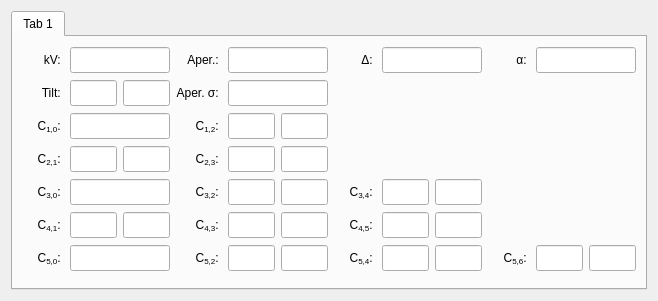
Before: the Qt Designer form src/gui/dialogs/settings/frames/fullaberrationframe.ui in JJPPeters/clTEM, drawn with Qt 5.
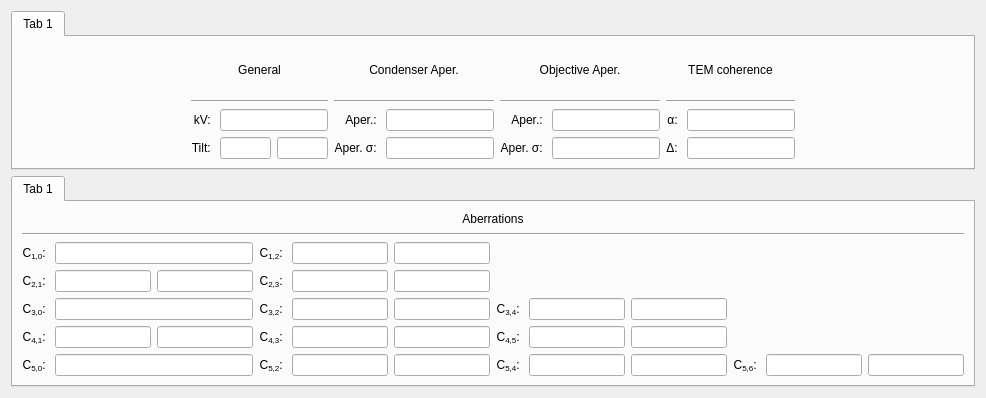
After: the same form once the commit is applied. Custom widgets are drawn as their Qt base class.

What changed in the file:
```diff
--- a/src/gui/dialogs/settings/frames/fullaberrationframe.ui
+++ b/src/gui/dialogs/settings/frames/fullaberrationframe.ui
@@ -6,8 +6,8 @@
    <rect>
     <x>0</x>
     <y>0</y>
-    <width>658</width>
-    <height>301</height>
+    <width>986</width>
+    <height>398</height>
    </rect>
   </property>
   <property name="windowTitle">
@@ -15,55 +15,24 @@
   </property>
   <layout class="QVBoxLayout" name="verticalLayout">
    <item>
-    <widget class="tabPanel" name="tabWidget">
+    <widget class="tabPanel" name="tabWidget_2">
      <property name="currentIndex">
       <number>0</number>
      </property>
-     <widget class="QWidget" name="tab">
+     <widget class="QWidget" name="tab_4">
       <attribute name="title">
        <string>Tab 1</string>
       </attribute>
-      <layout class="QGridLayout" name="gridLayout">
-       <item row="3" column="4">
-        <widget class="EditUnitsBox" name="edtC23Mag">
-         <property name="minimumSize">
-          <size>
-           <width>0</width>
-           <height>26</height>
-          </size>
-         </property>
-         <property name="maximumSize">
-          <size>
-           <width>47</width>
-           <height>16777215</height>
-          </size>
-         </property>
+      <layout class="QGridLayout" name="gridLayout_4">
+       <item row="2" column="5" colspan="2">
+        <widget class="EditUnitsBox" name="edtAperture">
          <property name="text">
           <string/>
          </property>
         </widget>
        </item>
-       <item row="2" column="1" colspan="2">
-        <widget class="EditUnitsBox" name="edtC10">
-         <property name="minimumSize">
-          <size>
-           <width>0</width>
-           <height>26</height>
-          </size>
-         </property>
-         <property name="maximumSize">
-          <size>
-           <width>100</width>
-           <height>16777215</height>
-          </size>
-         </property>
-         <property name="text">
-          <string/>
-         </property>
-        </widget>
-       </item>
-       <item row="0" column="0">
-        <widget class="QLabel" name="label_1">
+       <item row="2" column="1">
+        <widget class="QLabel" name="label_78">
          <property name="text">
           <string>kV: </string>
          </property>
@@ -72,18 +41,55 @@
          </property>
         </widget>
        </item>
-       <item row="0" column="3">
-        <widget class="QLabel" name="label_3">
+       <item row="2" column="11" colspan="2">
+        <widget class="EditUnitsBox" name="edtConverge">
          <property name="text">
-          <string>Aper.: </string>
+          <string/>
+         </property>
+        </widget>
+       </item>
+       <item row="3" column="7">
+        <widget class="QLabel" name="label_81">
+         <property name="text">
+          <string>Aper. σ: </string>
          </property>
          <property name="alignment">
           <set>Qt::AlignRight|Qt::AlignTrailing|Qt::AlignVCenter</set>
          </property>
         </widget>
        </item>
-       <item row="0" column="6">
-        <widget class="QLabel" name="label_4">
+       <item row="1" column="4" colspan="3">
+        <widget class="Line" name="line_14">
+         <property name="orientation">
+          <enum>Qt::Horizontal</enum>
+         </property>
+        </widget>
+       </item>
+       <item row="3" column="3">
+        <widget class="EditUnitsBox" name="edtBeamAzimuth">
+         <property name="sizePolicy">
+          <sizepolicy hsizetype="Ignored" vsizetype="Fixed">
+           <horstretch>0</horstretch>
+           <verstretch>0</verstretch>
+          </sizepolicy>
+         </property>
+         <property name="text">
+          <string/>
+         </property>
+        </widget>
+       </item>
+       <item row="0" column="7" colspan="3">
+        <widget class="QLabel" name="label_100">
+         <property name="text">
+          <string>Objective Aper.</string>
+         </property>
+         <property name="alignment">
+          <set>Qt::AlignCenter</set>
+         </property>
+        </widget>
+       </item>
+       <item row="3" column="10">
+        <widget class="QLabel" name="label_90">
          <property name="text">
           <string>Δ: </string>
          </property>
@@ -92,192 +98,247 @@
          </property>
         </widget>
        </item>
-       <item row="0" column="7" colspan="2">
+       <item row="3" column="5" colspan="2">
+        <widget class="EditUnitsBox" name="edtApertureSmooth">
+         <property name="text">
+          <string/>
+         </property>
+        </widget>
+       </item>
+       <item row="2" column="8" colspan="2">
+        <widget class="EditUnitsBox" name="edtAperture_8">
+         <property name="text">
+          <string/>
+         </property>
+        </widget>
+       </item>
+       <item row="3" column="11" colspan="2">
         <widget class="EditUnitsBox" name="edtDefocusSpread">
-         <property name="minimumSize">
-          <size>
-           <width>100</width>
-           <height>26</height>
-          </size>
-         </property>
-         <property name="maximumSize">
-          <size>
-           <width>100</width>
-           <height>16777215</height>
-          </size>
-         </property>
          <property name="text">
           <string/>
          </property>
         </widget>
        </item>
-       <item row="0" column="4" colspan="2">
-        <widget class="EditUnitsBox" name="edtAperture">
-         <property name="minimumSize">
-          <size>
-           <width>100</width>
-           <height>26</height>
-          </size>
+       <item row="3" column="2">
+        <widget class="EditUnitsBox" name="edtBeamTilt">
+         <property name="sizePolicy">
+          <sizepolicy hsizetype="Ignored" vsizetype="Fixed">
+           <horstretch>0</horstretch>
+           <verstretch>0</verstretch>
+          </sizepolicy>
          </property>
-         <property name="maximumSize">
-          <size>
-           <width>100</width>
-           <height>16777215</height>
-          </size>
-         </property>
          <property name="text">
           <string/>
          </property>
         </widget>
        </item>
-       <item row="2" column="3">
-        <widget class="QLabel" name="label_6">
-         <property name="text">
-          <string>C&lt;sub&gt;1,2&lt;/sub&gt;: </string>
-         </property>
-         <property name="alignment">
-          <set>Qt::AlignRight|Qt::AlignTrailing|Qt::AlignVCenter</set>
-         </property>
-        </widget>
-       </item>
-       <item row="3" column="1">
-        <widget class="EditUnitsBox" name="edtC21Mag">
-         <property name="minimumSize">
-          <size>
-           <width>0</width>
-           <height>26</height>
-          </size>
-         </property>
-         <property name="maximumSize">
-          <size>
-           <width>47</width>
-           <height>16777215</height>
-          </size>
-         </property>
-         <property name="text">
-          <string/>
-         </property>
-        </widget>
-       </item>
-       <item row="0" column="10" colspan="2">
-        <widget class="EditUnitsBox" name="edtConverge">
-         <property name="minimumSize">
-          <size>
-           <width>100</width>
-           <height>26</height>
-          </size>
-         </property>
-         <property name="maximumSize">
-          <size>
-           <width>100</width>
-           <height>16777215</height>
-          </size>
-         </property>
-         <property name="text">
-          <string/>
-         </property>
-        </widget>
-       </item>
-       <item row="2" column="0">
-        <widget class="QLabel" name="label_2">
-         <property name="text">
-          <string>C&lt;sub&gt;1,0&lt;/sub&gt;: </string>
-         </property>
-         <property name="alignment">
-          <set>Qt::AlignRight|Qt::AlignTrailing|Qt::AlignVCenter</set>
-         </property>
-        </widget>
-       </item>
-       <item row="0" column="9">
-        <widget class="QLabel" name="label_5">
-         <property name="text">
-          <string>α: </string>
-         </property>
-         <property name="alignment">
-          <set>Qt::AlignRight|Qt::AlignTrailing|Qt::AlignVCenter</set>
-         </property>
-        </widget>
-       </item>
-       <item row="0" column="1" colspan="2">
+       <item row="2" column="2" colspan="2">
         <widget class="EditUnitsBox" name="edtVoltage">
-         <property name="minimumSize">
-          <size>
-           <width>100</width>
-           <height>26</height>
-          </size>
+         <property name="text">
+          <string/>
          </property>
-         <property name="maximumSize">
+        </widget>
+       </item>
+       <item row="0" column="1" colspan="3">
+        <widget class="QLabel" name="label_86">
+         <property name="text">
+          <string>General</string>
+         </property>
+         <property name="alignment">
+          <set>Qt::AlignCenter</set>
+         </property>
+        </widget>
+       </item>
+       <item row="2" column="0">
+        <spacer name="horizontalSpacer">
+         <property name="orientation">
+          <enum>Qt::Horizontal</enum>
+         </property>
+         <property name="sizeHint" stdset="0">
           <size>
-           <width>100</width>
-           <height>16777215</height>
+           <width>0</width>
+           <height>0</height>
           </size>
          </property>
+        </spacer>
+       </item>
+       <item row="3" column="8" colspan="2">
+        <widget class="EditUnitsBox" name="edtApertureSmooth_8">
          <property name="text">
           <string/>
          </property>
         </widget>
        </item>
+       <item row="2" column="7">
+        <widget class="QLabel" name="label_94">
+         <property name="text">
+          <string>Aper.: </string>
+         </property>
+         <property name="alignment">
+          <set>Qt::AlignRight|Qt::AlignTrailing|Qt::AlignVCenter</set>
+         </property>
+        </widget>
+       </item>
        <item row="2" column="4">
-        <widget class="EditUnitsBox" name="edtC12Mag">
-         <property name="minimumSize">
-          <size>
-           <width>0</width>
-           <height>26</height>
-          </size>
+        <widget class="QLabel" name="label_87">
+         <property name="text">
+          <string>Aper.: </string>
          </property>
-         <property name="maximumSize">
-          <size>
-           <width>47</width>
-           <height>16777215</height>
-          </size>
+         <property name="alignment">
+          <set>Qt::AlignRight|Qt::AlignTrailing|Qt::AlignVCenter</set>
          </property>
+        </widget>
+       </item>
+       <item row="0" column="10" colspan="3">
+        <widget class="QLabel" name="label_99">
          <property name="text">
-          <string/>
+          <string>TEM coherence</string>
          </property>
+         <property name="alignment">
+          <set>Qt::AlignCenter</set>
+         </property>
         </widget>
        </item>
-       <item row="2" column="5">
-        <widget class="EditUnitsBox" name="edtC12Ang">
-         <property name="minimumSize">
+       <item row="3" column="1">
+        <widget class="QLabel" name="label_75">
+         <property name="text">
+          <string>Tilt: </string>
+         </property>
+         <property name="alignment">
+          <set>Qt::AlignRight|Qt::AlignTrailing|Qt::AlignVCenter</set>
+         </property>
+        </widget>
+       </item>
+       <item row="1" column="7" colspan="3">
+        <widget class="Line" name="line_13">
+         <property name="orientation">
+          <enum>Qt::Horizontal</enum>
+         </property>
+        </widget>
+       </item>
+       <item row="1" column="1" colspan="3">
+        <widget class="Line" name="line_11">
+         <property name="orientation">
+          <enum>Qt::Horizontal</enum>
+         </property>
+        </widget>
+       </item>
+       <item row="0" column="4" colspan="3">
+        <widget class="QLabel" name="label_101">
+         <property name="text">
+          <string>Condenser Aper.</string>
+         </property>
+         <property name="alignment">
+          <set>Qt::AlignCenter</set>
+         </property>
+        </widget>
+       </item>
+       <item row="2" column="10">
+        <widget class="QLabel" name="label_91">
+         <property name="text">
+          <string>α: </string>
+         </property>
+         <property name="alignment">
+          <set>Qt::AlignRight|Qt::AlignTrailing|Qt::AlignVCenter</set>
+         </property>
+        </widget>
+       </item>
+       <item row="3" column="4">
+        <widget class="QLabel" name="label_97">
+         <property name="text">
+          <string>Aper. σ: </string>
+         </property>
+         <property name="alignment">
+          <set>Qt::AlignRight|Qt::AlignTrailing|Qt::AlignVCenter</set>
+         </property>
+        </widget>
+       </item>
+       <item row="1" column="10" colspan="3">
+        <widget class="Line" name="line_12">
+         <property name="orientation">
+          <enum>Qt::Horizontal</enum>
+         </property>
+        </widget>
+       </item>
+       <item row="2" column="13">
+        <spacer name="horizontalSpacer_2">
+         <property name="orientation">
+          <enum>Qt::Horizontal</enum>
+         </property>
+         <property name="sizeHint" stdset="0">
           <size>
            <width>0</width>
-           <height>26</height>
+           <height>0</height>
           </size>
          </property>
-         <property name="maximumSize">
-          <size>
-           <width>47</width>
-           <height>16777215</height>
-          </size>
+        </spacer>
+       </item>
+      </layout>
+     </widget>
+    </widget>
+   </item>
+   <item>
+    <widget class="tabPanel" name="tabWidget">
+     <property name="currentIndex">
+      <number>0</number>
+     </property>
+     <widget class="QWidget" name="tab">
+      <attribute name="title">
+       <string>Tab 1</string>
+      </attribute>
+      <layout class="QGridLayout" name="gridLayout">
+       <item row="3" column="4">
+        <widget class="EditUnitsBox" name="edtC23Mag">
+         <property name="text">
+          <string/>
          </property>
+        </widget>
+       </item>
+       <item row="4" column="8">
+        <widget class="EditUnitsBox" name="edtC34Ang">
          <property name="text">
           <string/>
          </property>
         </widget>
        </item>
-       <item row="3" column="2">
-        <widget class="EditUnitsBox" name="edtC21Ang">
-         <property name="minimumSize">
-          <size>
-           <width>0</width>
-           <height>26</height>
-          </size>
+       <item row="4" column="5">
+        <widget class="EditUnitsBox" name="edtC32Ang">
+         <property name="text">
+          <string/>
          </property>
-         <property name="maximumSize">
-          <size>
-           <width>47</width>
-           <height>16777215</height>
-          </size>
+        </widget>
+       </item>
+       <item row="6" column="9">
+        <widget class="QLabel" name="label_18">
+         <property name="text">
+          <string>C&lt;sub&gt;5,6&lt;/sub&gt;: </string>
          </property>
+         <property name="alignment">
+          <set>Qt::AlignRight|Qt::AlignTrailing|Qt::AlignVCenter</set>
+         </property>
+        </widget>
+       </item>
+       <item row="6" column="6">
+        <widget class="QLabel" name="label_15">
          <property name="text">
+          <string>C&lt;sub&gt;5,4&lt;/sub&gt;: </string>
+         </property>
+         <property name="alignment">
+          <set>Qt::AlignRight|Qt::AlignTrailing|Qt::AlignVCenter</set>
+         </property>
+        </widget>
+       </item>
+       <item row="4" column="4">
+        <widget class="EditUnitsBox" name="edtC32Mag">
+         <property name="text">
           <string/>
          </property>
         </widget>
        </item>
-       <item row="3" column="3">
-        <widget class="QLabel" name="label_7">
+       <item row="5" column="3">
+        <widget class="QLabel" name="label_9">
          <property name="text">
-          <string>C&lt;sub&gt;2,3&lt;/sub&gt;: </string>
+          <string>C&lt;sub&gt;4,3&lt;/sub&gt;: </string>
          </property>
          <property name="alignment">
           <set>Qt::AlignRight|Qt::AlignTrailing|Qt::AlignVCenter</set>
@@ -296,18 +357,41 @@
        </item>
        <item row="3" column="5">
         <widget class="EditUnitsBox" name="edtC23Ang">
-         <property name="minimumSize">
-          <size>
-           <width>0</width>
-           <height>26</height>
-          </size>
+         <property name="text">
+          <string/>
          </property>
-         <property name="maximumSize">
-          <size>
-           <width>47</width>
-           <height>16777215</height>
-          </size>
+        </widget>
+       </item>
+       <item row="6" column="8">
+        <widget class="EditUnitsBox" name="edtC54Ang">
+         <property name="text">
+          <string/>
          </property>
+        </widget>
+       </item>
+       <item row="5" column="8">
+        <widget class="EditUnitsBox" name="edtC45Ang">
+         <property name="text">
+          <string/>
+         </property>
+        </widget>
+       </item>
+       <item row="1" column="0" colspan="12">
+        <widget class="Line" name="line_15">
+         <property name="orientation">
+          <enum>Qt::Horizontal</enum>
+         </property>
+        </widget>
+       </item>
+       <item row="2" column="5">
+        <widget class="EditUnitsBox" name="edtC12Ang">
+         <property name="text">
+          <string/>
+         </property>
+        </widget>
+       </item>
+       <item row="6" column="10">
+        <widget class="EditUnitsBox" name="edtC56Mag">
          <property name="text">
           <string/>
          </property>
@@ -323,20 +407,27 @@
          </property>
         </widget>
        </item>
-       <item row="5" column="3">
-        <widget class="QLabel" name="label_9">
+       <item row="3" column="3">
+        <widget class="QLabel" name="label_7">
          <property name="text">
-          <string>C&lt;sub&gt;4,3&lt;/sub&gt;: </string>
+          <string>C&lt;sub&gt;2,3&lt;/sub&gt;: </string>
          </property>
          <property name="alignment">
           <set>Qt::AlignRight|Qt::AlignTrailing|Qt::AlignVCenter</set>
          </property>
         </widget>
        </item>
-       <item row="5" column="6">
-        <widget class="QLabel" name="label_16">
+       <item row="6" column="1" colspan="2">
+        <widget class="EditUnitsBox" name="edtC50">
          <property name="text">
-          <string>C&lt;sub&gt;4,5&lt;/sub&gt;: </string>
+          <string/>
+         </property>
+        </widget>
+       </item>
+       <item row="4" column="6">
+        <widget class="QLabel" name="label_17">
+         <property name="text">
+          <string>C&lt;sub&gt;3,4&lt;/sub&gt;: </string>
          </property>
          <property name="alignment">
           <set>Qt::AlignRight|Qt::AlignTrailing|Qt::AlignVCenter</set>
@@ -345,190 +436,6 @@
        </item>
        <item row="6" column="5">
         <widget class="EditUnitsBox" name="edtC52Ang">
-         <property name="minimumSize">
-          <size>
-           <width>0</width>
-           <height>26</height>
-          </size>
-         </property>
-         <property name="maximumSize">
-          <size>
-           <width>47</width>
-           <height>16777215</height>
-          </size>
-         </property>
-         <property name="text">
-          <string/>
-         </property>
-        </widget>
-       </item>
-       <item row="4" column="4">
-        <widget class="EditUnitsBox" name="edtC32Mag">
-         <property name="minimumSize">
-          <size>
-           <width>0</width>
-           <height>26</height>
-          </size>
-         </property>
-         <property name="maximumSize">
-          <size>
-           <width>47</width>
-           <height>16777215</height>
-          </size>
-         </property>
-         <property name="text">
-          <string/>
-         </property>
-        </widget>
-       </item>
-       <item row="6" column="7">
-        <widget class="EditUnitsBox" name="edtC54Mag">
-         <property name="minimumSize">
-          <size>
-           <width>0</width>
-           <height>26</height>
-          </size>
-         </property>
-         <property name="maximumSize">
-          <size>
-           <width>47</width>
-           <height>16777215</height>
-          </size>
-         </property>
-         <property name="text">
-          <string/>
-         </property>
-        </widget>
-       </item>
-       <item row="6" column="3">
-        <widget class="QLabel" name="label_10">
-         <property name="text">
-          <string>C&lt;sub&gt;5,2&lt;/sub&gt;: </string>
-         </property>
-         <property name="alignment">
-          <set>Qt::AlignRight|Qt::AlignTrailing|Qt::AlignVCenter</set>
-         </property>
-        </widget>
-       </item>
-       <item row="6" column="9">
-        <widget class="QLabel" name="label_18">
-         <property name="text">
-          <string>C&lt;sub&gt;5,6&lt;/sub&gt;: </string>
-         </property>
-         <property name="alignment">
-          <set>Qt::AlignRight|Qt::AlignTrailing|Qt::AlignVCenter</set>
-         </property>
-        </widget>
-       </item>
-       <item row="5" column="7">
-        <widget class="EditUnitsBox" name="edtC45Mag">
-         <property name="minimumSize">
-          <size>
-           <width>0</width>
-           <height>26</height>
-          </size>
-         </property>
-         <property name="maximumSize">
-          <size>
-           <width>47</width>
-           <height>16777215</height>
-          </size>
-         </property>
-         <property name="text">
-          <string/>
-         </property>
-        </widget>
-       </item>
-       <item row="6" column="10">
-        <widget class="EditUnitsBox" name="edtC56Mag">
-         <property name="minimumSize">
-          <size>
-           <width>0</width>
-           <height>26</height>
-          </size>
-         </property>
-         <property name="maximumSize">
-          <size>
-           <width>47</width>
-           <height>16777215</height>
-          </size>
-         </property>
-         <property name="text">
-          <string/>
-         </property>
-        </widget>
-       </item>
-       <item row="6" column="11">
-        <widget class="EditUnitsBox" name="edtC56Ang">
-         <property name="minimumSize">
-          <size>
-           <width>0</width>
-           <height>26</height>
-          </size>
-         </property>
-         <property name="maximumSize">
-          <size>
-           <width>47</width>
-           <height>16777215</height>
-          </size>
-         </property>
-         <property name="text">
-          <string/>
-         </property>
-        </widget>
-       </item>
-       <item row="4" column="1" colspan="2">
-        <widget class="EditUnitsBox" name="edtC30">
-         <property name="minimumSize">
-          <size>
-           <width>0</width>
-           <height>26</height>
-          </size>
-         </property>
-         <property name="maximumSize">
-          <size>
-           <width>100</width>
-           <height>16777215</height>
-          </size>
-         </property>
-         <property name="text">
-          <string/>
-         </property>
-        </widget>
-       </item>
-       <item row="4" column="8">
-        <widget class="EditUnitsBox" name="edtC34Ang">
-         <property name="minimumSize">
-          <size>
-           <width>0</width>
-           <height>26</height>
-          </size>
-         </property>
-         <property name="maximumSize">
-          <size>
-           <width>47</width>
-           <height>16777215</height>
-          </size>
-         </property>
-         <property name="text">
-          <string/>
-         </property>
-        </widget>
-       </item>
-       <item row="5" column="2">
-        <widget class="EditUnitsBox" name="edtC41Ang">
-         <property name="minimumSize">
-          <size>
-           <width>0</width>
-           <height>26</height>
-          </size>
-         </property>
-         <property name="maximumSize">
-          <size>
-           <width>47</width>
-           <height>16777215</height>
-          </size>
-         </property>
          <property name="text">
           <string/>
          </property>
@@ -544,97 +451,29 @@
          </property>
         </widget>
        </item>
+       <item row="4" column="1" colspan="2">
+        <widget class="EditUnitsBox" name="edtC30">
+         <property name="text">
+          <string/>
+         </property>
+        </widget>
+       </item>
+       <item row="6" column="4">
+        <widget class="EditUnitsBox" name="edtC52Mag">
+         <property name="text">
+          <string/>
+         </property>
+        </widget>
+       </item>
        <item row="5" column="4">
         <widget class="EditUnitsBox" name="edtC43Mag">
-         <property name="minimumSize">
-          <size>
-           <width>0</width>
-           <height>26</height>
-          </size>
-         </property>
-         <property name="maximumSize">
-          <size>
-           <width>47</width>
-           <height>16777215</height>
-          </size>
-         </property>
          <property name="text">
           <string/>
          </property>
         </widget>
        </item>
-       <item row="5" column="5">
-        <widget class="EditUnitsBox" name="edtC43Ang">
-         <property name="minimumSize">
-          <size>
-           <width>0</width>
-           <height>26</height>
-          </size>
-         </property>
-         <property name="maximumSize">
-          <size>
-           <width>47</width>
-           <height>16777215</height>
-          </size>
-         </property>
-         <property name="text">
-          <string/>
-         </property>
-        </widget>
-       </item>
-       <item row="6" column="6">
-        <widget class="QLabel" name="label_15">
-         <property name="text">
-          <string>C&lt;sub&gt;5,4&lt;/sub&gt;: </string>
-         </property>
-         <property name="alignment">
-          <set>Qt::AlignRight|Qt::AlignTrailing|Qt::AlignVCenter</set>
-         </property>
-        </widget>
-       </item>
        <item row="5" column="1">
         <widget class="EditUnitsBox" name="edtC41Mag">
-         <property name="minimumSize">
-          <size>
-           <width>0</width>
-           <height>26</height>
-          </size>
-         </property>
-         <property name="maximumSize">
-          <size>
-           <width>47</width>
-           <height>16777215</height>
-          </size>
-         </property>
-         <property name="text">
-          <string/>
-         </property>
-        </widget>
-       </item>
-       <item row="6" column="0">
-        <widget class="QLabel" name="label_14">
-         <property name="text">
-          <string>C&lt;sub&gt;5,0&lt;/sub&gt;: </string>
-         </property>
-         <property name="alignment">
-          <set>Qt::AlignRight|Qt::AlignTrailing|Qt::AlignVCenter</set>
-         </property>
-        </widget>
-       </item>
-       <item row="6" column="8">
-        <widget class="EditUnitsBox" name="edtC54Ang">
-         <property name="minimumSize">
-          <size>
-           <width>0</width>
-           <height>26</height>
-          </size>
-         </property>
-         <property name="maximumSize">
-          <size>
-           <width>47</width>
-           <height>16777215</height>
-          </size>
-         </property>
          <property name="text">
           <string/>
          </property>
@@ -650,68 +489,104 @@
          </property>
         </widget>
        </item>
-       <item row="4" column="5">
-        <widget class="EditUnitsBox" name="edtC32Ang">
-         <property name="minimumSize">
-          <size>
-           <width>0</width>
-           <height>26</height>
-          </size>
+       <item row="3" column="1">
+        <widget class="EditUnitsBox" name="edtC21Mag">
+         <property name="text">
+          <string/>
          </property>
-         <property name="maximumSize">
-          <size>
-           <width>47</width>
-           <height>16777215</height>
-          </size>
+        </widget>
+       </item>
+       <item row="6" column="11">
+        <widget class="EditUnitsBox" name="edtC56Ang">
+         <property name="text">
+          <string/>
          </property>
+        </widget>
+       </item>
+       <item row="2" column="1" colspan="2">
+        <widget class="EditUnitsBox" name="edtC10">
          <property name="text">
           <string/>
          </property>
         </widget>
        </item>
-       <item row="6" column="1" colspan="2">
-        <widget class="EditUnitsBox" name="edtC50">
-         <property name="minimumSize">
-          <size>
-           <width>0</width>
-           <height>26</height>
-          </size>
+       <item row="6" column="7">
+        <widget class="EditUnitsBox" name="edtC54Mag">
+         <property name="text">
+          <string/>
          </property>
-         <property name="maximumSize">
-          <size>
-           <width>100</width>
-           <height>16777215</height>
-          </size>
+        </widget>
+       </item>
+       <item row="5" column="6">
+        <widget class="QLabel" name="label_16">
+         <property name="text">
+          <string>C&lt;sub&gt;4,5&lt;/sub&gt;: </string>
          </property>
+         <property name="alignment">
+          <set>Qt::AlignRight|Qt::AlignTrailing|Qt::AlignVCenter</set>
+         </property>
+        </widget>
+       </item>
+       <item row="2" column="3">
+        <widget class="QLabel" name="label_6">
          <property name="text">
+          <string>C&lt;sub&gt;1,2&lt;/sub&gt;: </string>
+         </property>
+         <property name="alignment">
+          <set>Qt::AlignRight|Qt::AlignTrailing|Qt::AlignVCenter</set>
+         </property>
+        </widget>
+       </item>
+       <item row="5" column="2">
+        <widget class="EditUnitsBox" name="edtC41Ang">
+         <property name="text">
           <string/>
          </property>
         </widget>
        </item>
-       <item row="4" column="6">
-        <widget class="QLabel" name="label_17">
+       <item row="6" column="0">
+        <widget class="QLabel" name="label_14">
          <property name="text">
-          <string>C&lt;sub&gt;3,4&lt;/sub&gt;: </string>
+          <string>C&lt;sub&gt;5,0&lt;/sub&gt;: </string>
          </property>
          <property name="alignment">
           <set>Qt::AlignRight|Qt::AlignTrailing|Qt::AlignVCenter</set>
          </property>
         </widget>
        </item>
-       <item row="6" column="4">
-        <widget class="EditUnitsBox" name="edtC52Mag">
-         <property name="minimumSize">
-          <size>
-           <width>0</width>
-           <height>26</height>
-          </size>
+       <item row="3" column="2">
+        <widget class="EditUnitsBox" name="edtC21Ang">
+         <property name="text">
+          <string/>
          </property>
-         <property name="maximumSize">
-          <size>
-           <width>47</width>
-           <height>16777215</height>
-          </size>
+        </widget>
+       </item>
+       <item row="5" column="5">
+        <widget class="EditUnitsBox" name="edtC43Ang">
+         <property name="text">
+          <string/>
          </property>
+        </widget>
+       </item>
+       <item row="2" column="4">
+        <widget class="EditUnitsBox" name="edtC12Mag">
+         <property name="text">
+          <string/>
+         </property>
+        </widget>
+       </item>
+       <item row="6" column="3">
+        <widget class="QLabel" name="label_10">
+         <property name="text">
+          <string>C&lt;sub&gt;5,2&lt;/sub&gt;: </string>
+         </property>
+         <property name="alignment">
+          <set>Qt::AlignRight|Qt::AlignTrailing|Qt::AlignVCenter</set>
+         </property>
+        </widget>
+       </item>
+       <item row="5" column="7">
+        <widget class="EditUnitsBox" name="edtC45Mag">
          <property name="text">
           <string/>
          </property>
@@ -719,116 +594,28 @@
        </item>
        <item row="4" column="7">
         <widget class="EditUnitsBox" name="edtC34Mag">
-         <property name="minimumSize">
-          <size>
-           <width>0</width>
-           <height>26</height>
-          </size>
-         </property>
-         <property name="maximumSize">
-          <size>
-           <width>47</width>
-           <height>16777215</height>
-          </size>
-         </property>
          <property name="text">
           <string/>
          </property>
         </widget>
        </item>
-       <item row="5" column="8">
-        <widget class="EditUnitsBox" name="edtC45Ang">
-         <property name="minimumSize">
-          <size>
-           <width>0</width>
-           <height>26</height>
-          </size>
-         </property>
-         <property name="maximumSize">
-          <size>
-           <width>47</width>
-           <height>16777215</height>
-          </size>
-         </property>
+       <item row="2" column="0">
+        <widget class="QLabel" name="label_2">
          <property name="text">
-          <string/>
+          <string>C&lt;sub&gt;1,0&lt;/sub&gt;: </string>
          </property>
-        </widget>
-       </item>
-       <item row="1" column="4" colspan="2">
-        <widget class="EditUnitsBox" name="edtApertureSmooth">
-         <property name="minimumSize">
-          <size>
-           <width>100</width>
-           <height>26</height>
-          </size>
-         </property>
-         <property name="maximumSize">
-          <size>
-           <width>100</width>
-           <height>16777215</height>
-          </size>
-         </property>
-         <property name="text">
-          <string/>
-         </property>
-        </widget>
-       </item>
-       <item row="1" column="3">
-        <widget class="QLabel" name="label_19">
-         <property name="text">
-          <string>Aper. σ: </string>
-         </property>
          <property name="alignment">
           <set>Qt::AlignRight|Qt::AlignTrailing|Qt::AlignVCenter</set>
          </property>
         </widget>
        </item>
-       <item row="1" column="1">
-        <widget class="EditUnitsBox" name="edtBeamTilt">
-         <property name="minimumSize">
-          <size>
-           <width>0</width>
-           <height>26</height>
-          </size>
-         </property>
-         <property name="maximumSize">
-          <size>
-           <width>47</width>
-           <height>16777215</height>
-          </size>
-         </property>
+       <item row="0" column="0" colspan="12">
+        <widget class="QLabel" name="label_88">
          <property name="text">
-          <string/>
+          <string>Aberrations</string>
          </property>
-        </widget>
-       </item>
-       <item row="1" column="2">
-        <widget class="EditUnitsBox" name="edtBeamAzimuth">
-         <property name="minimumSize">
-          <size>
-           <width>0</width>
-           <height>26</height>
-          </size>
-         </property>
-         <property name="maximumSize">
-          <size>
-           <width>47</width>
-           <height>16777215</height>
-          </size>
-         </property>
-         <property name="text">
-          <string/>
-         </property>
-        </widget>
-       </item>
-       <item row="1" column="0">
-        <widget class="QLabel" name="label_20">
-         <property name="text">
-          <string>Tilt: </string>
-         </property>
          <property name="alignment">
-          <set>Qt::AlignRight|Qt::AlignTrailing|Qt::AlignVCenter</set>
+          <set>Qt::AlignCenter</set>
          </property>
         </widget>
        </item>
```
Left out of the diff: 7 changed lines with no effect on the pictures.
